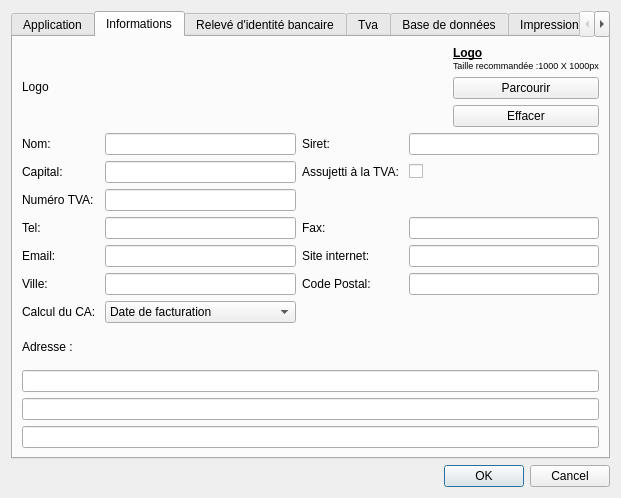
Before: the Qt Designer form src/dialogsettings.ui in cfdev/mcercle, drawn with Qt 5.
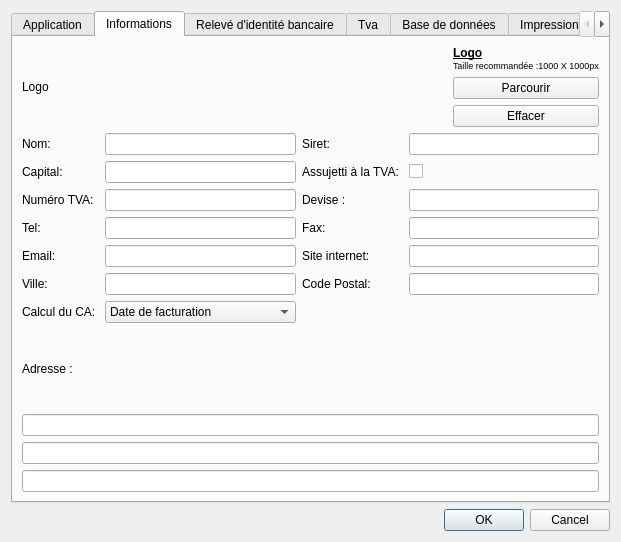
After: the same form once the commit is applied. The open tabs and pages were chosen to show the change. Icons and pictures are not drawn.

What changed in the file:
```diff
--- a/src/dialogsettings.ui
+++ b/src/dialogsettings.ui
@@ -7,7 +7,7 @@
     <x>0</x>
     <y>0</y>
     <width>621</width>
-    <height>498</height>
+    <height>542</height>
    </rect>
   </property>
   <property name="minimumSize">
@@ -371,6 +371,23 @@
                </property>
               </widget>
              </item>
+             <item row="2" column="2">
+              <widget class="QLabel" name="label_currency">
+               <property name="text">
+                <string>Devise :</string>
+               </property>
+              </widget>
+             </item>
+             <item row="2" column="3">
+              <widget class="QLineEdit" name="lineEdit_currency">
+               <property name="maxLength">
+                <number>3</number>
+               </property>
+               <property name="alignment">
+                <set>Qt::AlignCenter</set>
+               </property>
+              </widget>
+             </item>
             </layout>
            </item>
            <item>
```
Left out of the diff: 8 changed lines with no effect on the pictures.
